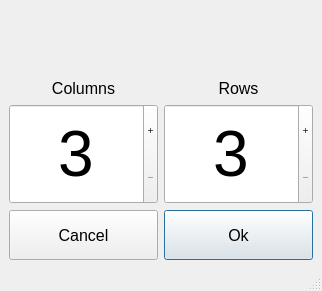
Qt form forms/boardresizewindow.ui (Pinguinsan/QMineSweeper) before a commit.
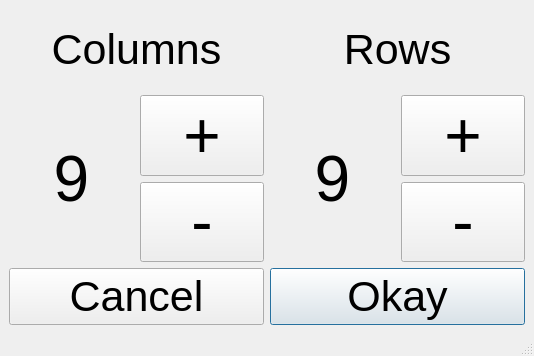
The same form after that commit.

Commit message: Auto-Commit - Inspiron-5559-PC

The edit to the form file:
```diff
--- a/forms/boardresizewindow.ui
+++ b/forms/boardresizewindow.ui
@@ -6,22 +6,20 @@
    <rect>
     <x>0</x>
     <y>0</y>
-    <width>226</width>
-    <height>291</height>
+    <width>534</width>
+    <height>356</height>
    </rect>
   </property>
   <property name="windowTitle">
    <string>MainWindow</string>
   </property>
   <widget class="QWidget" name="centralwidget">
-   <layout class="QGridLayout" name="mainWindowGridLayout">
-    <item row="0" column="0">
-     <layout class="QGridLayout" name="primaryGridLayout">
-      <item row="1" column="0" colspan="3">
-       <widget class="QLabel" name="columnLabel">
+   <layout class="QGridLayout" name="gridLayout">
+    <item row="0" column="0" colspan="2">
+     <widget class="QLabel" name="lblColumnTitle">
         <property name="font">
          <font>
-          <pointsize>12</pointsize>
+        <pointsize>32</pointsize>
          </font>
         </property>
         <property name="text">
@@ -32,88 +30,110 @@
         </property>
        </widget>
       </item>
-      <item row="0" column="0" colspan="3">
-       <spacer name="columnsSpacer">
-        <property name="orientation">
-         <enum>Qt::Vertical</enum>
-        </property>
-        <property name="sizeHint" stdset="0">
-         <size>
-          <width>20</width>
-          <height>40</height>
-         </size>
-        </property>
-       </spacer>
-      </item>
-      <item row="0" column="3" colspan="3">
-       <spacer name="rowsSpacer">
-        <property name="orientation">
-         <enum>Qt::Vertical</enum>
-        </property>
-        <property name="sizeHint" stdset="0">
-         <size>
-          <width>20</width>
-          <height>40</height>
-         </size>
-        </property>
-       </spacer>
-      </item>
-      <item row="1" column="3" colspan="3">
-       <widget class="QLabel" name="rowsLabel">
+    <item row="1" column="0" rowspan="2">
+     <widget class="QLabel" name="lblColumns">
+      <property name="font">
+       <font>
+        <pointsize>48</pointsize>
+       </font>
+      </property>
+      <property name="text">
+       <string>9</string>
+      </property>
+      <property name="alignment">
+       <set>Qt::AlignCenter</set>
+      </property>
+     </widget>
+    </item>
+    <item row="1" column="1">
+     <widget class="QPushButton" name="btnIncrementColumns">
+      <property name="sizePolicy">
+       <sizepolicy hsizetype="Minimum" vsizetype="Minimum">
+        <horstretch>0</horstretch>
+        <verstretch>0</verstretch>
+       </sizepolicy>
+      </property>
+      <property name="font">
+       <font>
+        <pointsize>48</pointsize>
+       </font>
+      </property>
+      <property name="text">
+       <string>+</string>
+      </property>
+     </widget>
+    </item>
+    <item row="1" column="2" rowspan="2">
+     <widget class="QLabel" name="lblRows">
         <property name="font">
          <font>
-          <pointsize>12</pointsize>
+        <pointsize>48</pointsize>
          </font>
         </property>
         <property name="text">
-         <string>Rows</string>
+       <string>9</string>
         </property>
         <property name="alignment">
          <set>Qt::AlignCenter</set>
         </property>
        </widget>
       </item>
-      <item row="2" column="0" rowspan="2" colspan="3">
-       <widget class="QSpinBox" name="columnsBox">
-        <property name="minimumSize">
-         <size>
-          <width>0</width>
-          <height>100</height>
-         </size>
-        </property>
-        <property name="maximumSize">
-         <size>
-          <width>16777215</width>
-          <height>16777215</height>
-         </size>
-        </property>
+    <item row="1" column="3">
+     <widget class="QPushButton" name="btnIncrementRows">
+      <property name="sizePolicy">
+       <sizepolicy hsizetype="Minimum" vsizetype="Minimum">
+        <horstretch>0</horstretch>
+        <verstretch>0</verstretch>
+       </sizepolicy>
+      </property>
         <property name="font">
          <font>
           <pointsize>48</pointsize>
          </font>
         </property>
-        <property name="autoFillBackground">
-         <bool>true</bool>
-        </property>
-        <property name="alignment">
-         <set>Qt::AlignCenter</set>
-        </property>
-        <property name="buttonSymbols">
-         <enum>QAbstractSpinBox::PlusMinus</enum>
-        </property>
-        <property name="suffix">
-         <string/>
-        </property>
-        <property name="minimum">
-         <number>3</number>
-        </property>
-        <property name="maximum">
-         <number>100</number>
-        </property>
-       </widget>
-      </item>
-      <item row="4" column="0" colspan="3">
-       <widget class="QPushButton" name="cancelButton">
+      <property name="text">
+       <string>+</string>
+      </property>
+     </widget>
+    </item>
+    <item row="2" column="1">
+     <widget class="QPushButton" name="btnDecrementColumns">
+      <property name="sizePolicy">
+       <sizepolicy hsizetype="Minimum" vsizetype="Minimum">
+        <horstretch>0</horstretch>
+        <verstretch>0</verstretch>
+       </sizepolicy>
+      </property>
+      <property name="font">
+       <font>
+        <pointsize>48</pointsize>
+       </font>
+      </property>
+      <property name="text">
+       <string>-</string>
+      </property>
+     </widget>
+    </item>
+    <item row="2" column="3">
+     <widget class="QPushButton" name="btnDecrementRows">
+      <property name="sizePolicy">
+       <sizepolicy hsizetype="Minimum" vsizetype="Minimum">
+        <horstretch>0</horstretch>
+        <verstretch>0</verstretch>
+       </sizepolicy>
+      </property>
+      <property name="font">
+       <font>
+        <pointsize>48</pointsize>
+       </font>
+      </property>
+      <property name="text">
+       <string>-</string>
+      </property>
+     </widget>
+    </item>
+    <item row="3" column="0" colspan="2">
+     <widget class="QPushButton" name="btnCancel">
         <property name="minimumSize">
          <size>
           <width>100</width>
@@ -122,7 +142,7 @@
         </property>
         <property name="font">
          <font>
-          <pointsize>12</pointsize>
+        <pointsize>32</pointsize>
          </font>
         </property>
         <property name="text">
@@ -130,8 +150,8 @@
         </property>
        </widget>
       </item>
-      <item row="4" column="3" colspan="3">
-       <widget class="QPushButton" name="okayButton">
+    <item row="3" column="2" colspan="2">
+     <widget class="QPushButton" name="btnOkay">
         <property name="minimumSize">
          <size>
           <width>100</width>
@@ -140,60 +160,31 @@
         </property>
         <property name="font">
          <font>
-          <pointsize>12</pointsize>
+        <pointsize>32</pointsize>
          </font>
         </property>
         <property name="text">
-         <string>Ok</string>
+       <string>Okay</string>
         </property>
         <property name="default">
          <bool>true</bool>
         </property>
        </widget>
       </item>
-      <item row="2" column="3" rowspan="2" colspan="3">
-       <widget class="QSpinBox" name="rowsBox">
-        <property name="minimumSize">
-         <size>
-          <width>0</width>
-          <height>100</height>
-         </size>
-        </property>
-        <property name="maximumSize">
-         <size>
-          <width>16777215</width>
-          <height>16777215</height>
-         </size>
-        </property>
+    <item row="0" column="2" colspan="2">
+     <widget class="QLabel" name="lblRowsTitle">
         <property name="font">
          <font>
-          <pointsize>48</pointsize>
-         </font>
-        </property>
-        <property name="autoFillBackground">
-         <bool>true</bool>
+        <pointsize>32</pointsize>
+       </font>
+      </property>
+      <property name="text">
+       <string>Rows</string>
         </property>
         <property name="alignment">
          <set>Qt::AlignCenter</set>
         </property>
-        <property name="buttonSymbols">
-         <enum>QAbstractSpinBox::PlusMinus</enum>
-        </property>
-        <property name="keyboardTracking">
-         <bool>true</bool>
-        </property>
-        <property name="suffix">
-         <string/>
-        </property>
-        <property name="minimum">
-         <number>3</number>
-        </property>
-        <property name="maximum">
-         <number>100</number>
-        </property>
-       </widget>
-      </item>
-     </layout>
+     </widget>
     </item>
    </layout>
   </widget>
```
Lines whose indentation alone changed are shown as unchanged. The commit also changes 18 other files.
